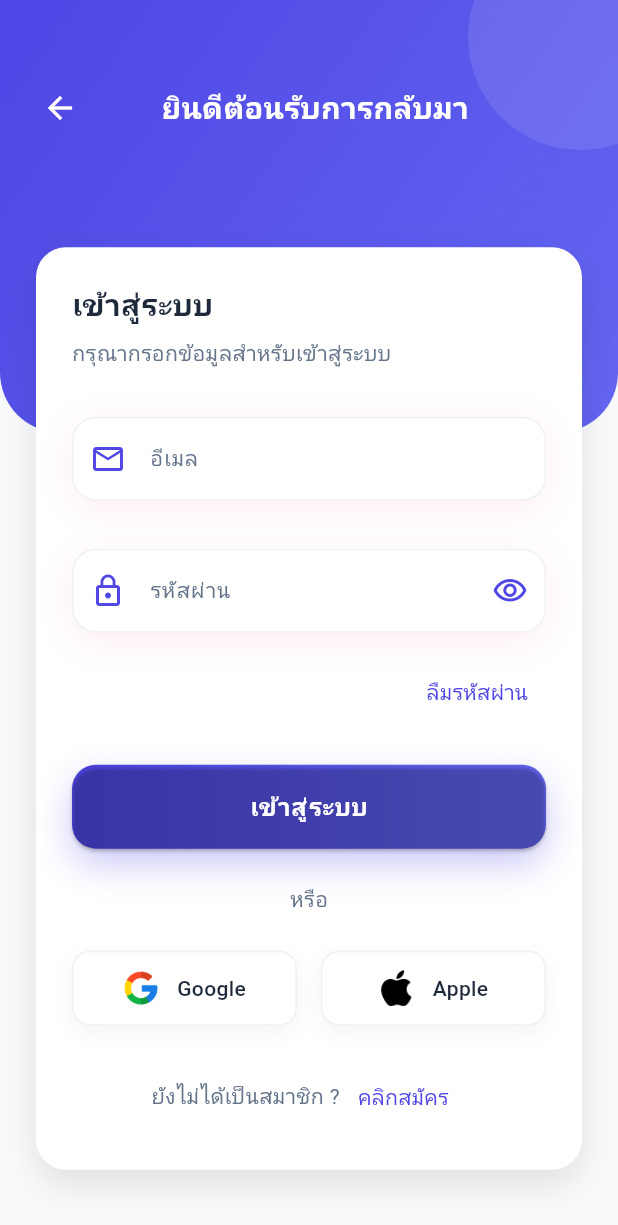
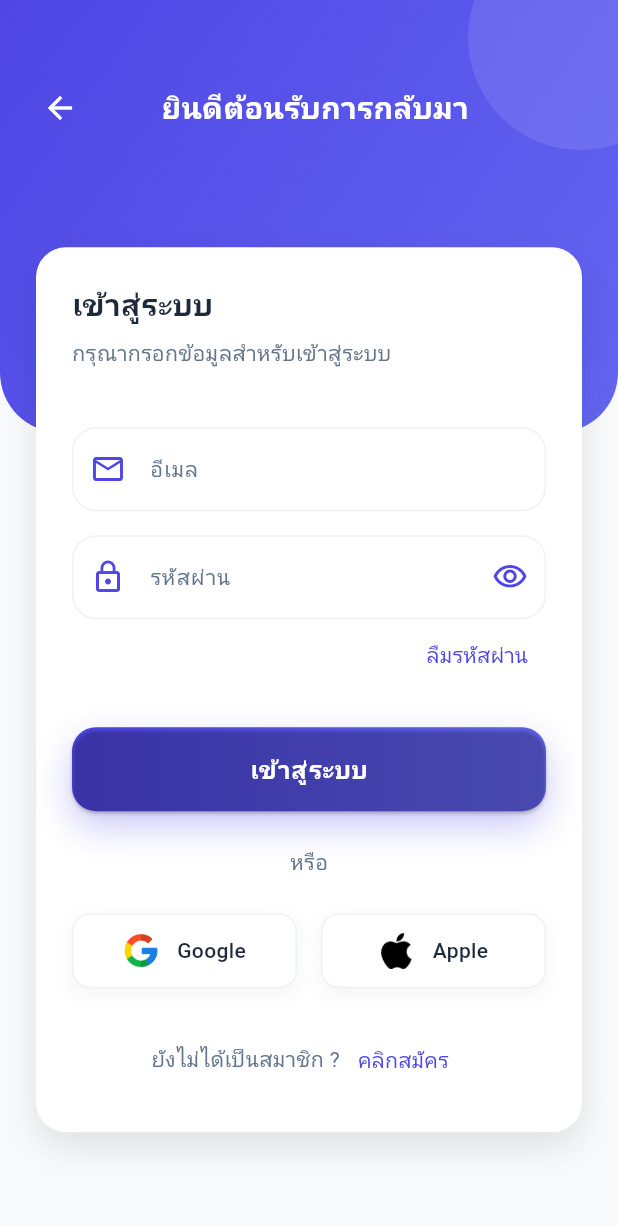
Before and after one commit to kalamell/suckshop, a Flutter app: the LoginScreen screen opened directly, on a phone screen of 412 x 824 dp. Shown: the top 1225 px of the screen. Run offline on Flutter 3.47's test engine with Material 3 defaults, Android fonts, the phone set to English and light mode, and no system bars; Roboto replaces fonts that are missing (Poppins).

Commit message:
update login state

```diff
--- a/lib/screens/auth/login_screen.dart
+++ b/lib/screens/auth/login_screen.dart
@@ -1,5 +1,4 @@
 import 'package:appecommerce/screens/auth/signup_screen.dart';
-import 'package:appecommerce/screens/onboarding_screen.dart';
 import 'package:appecommerce/screens/welcome_screen.dart';
 import 'package:appecommerce/theme/theme.dart';
 import 'package:appecommerce/widgets/custom_text_field.dart';
@@ -7,12 +6,31 @@ import 'package:appecommerce/widgets/gradient_button.dart';
 import 'package:appecommerce/widgets/social_login_button.dart';
 import 'package:flutter/material.dart';
 
-class LoginScreen extends StatelessWidget {
+class LoginScreen extends StatefulWidget {
   const LoginScreen({super.key});
 
   @override
+  State<LoginScreen> createState() => _LoginScreenState();
+}
+
+
+
+class _LoginScreenState extends State<LoginScreen> {
+  final _formKey = GlobalKey<FormState>();
+  final _emailController = TextEditingController();
+  final _passwordController = TextEditingController();
+
+  @override
+  void dispose() {
+    _emailController.dispose();
+    _passwordController.dispose();
+    super.dispose();
+  }
+
+
+  @override
   Widget build(BuildContext context) {
-    final _formKey = GlobalKey<FormState>();
+
     return Scaffold(
       body: SingleChildScrollView(
         child: SizedBox(
@@ -123,16 +141,21 @@ class LoginScreen extends StatelessWidget {
                             color: AppTheme.textSecondary
                           )
                         ),
-                        SizedBox(height: 32,),
+
+                        SizedBox(height: 39,),
                         CustomTextField(
                           label: "อีเมล",
                           prefixIcon: Icons.email_outlined,
                           keyboardType: TextInputType.emailAddress,
+                          //controller: _emailController,
                           validator: (value) {
+                            //print(value);
                             if(value == null || value.isEmpty) {
+
                               return 'กรุณากรอกข้อมูล';
                             }
                             if (!value.contains('@')) {
+                              print("FDJFKDJFKFJDKFJDKFJDKFJDKFJDKF");
                               return 'กรุณากรอกอีเมล';
                             }
                             return null;
@@ -145,6 +168,7 @@ class LoginScreen extends StatelessWidget {
                           prefixIcon: Icons.lock_outline,
                           isPassword: true,
                           keyboardType: TextInputType.visiblePassword,
+                          //controller: _passwordController,
                           validator: (value) {
                             if(value == null || value.isEmpty) {
                               return 'กรุณากรอกข้อมูล';
--- a/lib/screens/auth/signup_screen.dart
+++ b/lib/screens/auth/signup_screen.dart
@@ -141,6 +141,7 @@ class SignUpScreen extends StatelessWidget {
                         SizedBox(height: 16,),
                         CustomTextField(
                           label: "อีเมล",
+
                           prefixIcon: Icons.email_outlined,
                           keyboardType: TextInputType.emailAddress,
                           validator: (value) {
@@ -157,6 +158,7 @@ class SignUpScreen extends StatelessWidget {
                         SizedBox(height: 16,),
                         CustomTextField(
                           label: "รหัสผ่าน",
+
                           prefixIcon: Icons.lock_outline,
                           isPassword: true,
                           keyboardType: TextInputType.visiblePassword,
@@ -173,6 +175,7 @@ class SignUpScreen extends StatelessWidget {
                         SizedBox(height: 16,),
                         CustomTextField(
                           label: "ยืนยันรหัสผ่าน",
+
                           prefixIcon: Icons.lock_outline,
                           isPassword: true,
                           keyboardType: TextInputType.visiblePassword,
--- a/lib/widgets/custom_text_field.dart
+++ b/lib/widgets/custom_text_field.dart
@@ -1,7 +1,7 @@
 import 'package:appecommerce/theme/theme.dart';
 import 'package:flutter/material.dart';
 
-class CustomTextField extends StatelessWidget {
+class CustomTextField extends StatefulWidget {
   final String label;
   final IconData prefixIcon;
   final bool isPassword;
@@ -18,63 +18,80 @@ class CustomTextField extends StatelessWidget {
     this.keyboardType,
     this.validator,
     this.controller,
-    this.suffixIcon
+    this.suffixIcon,
   });
 
   @override
+  State<CustomTextField> createState() => _CustomTextFieldState();
+}
+
+class _CustomTextFieldState extends State<CustomTextField> {
+  bool _obscureText = true;
+
+  @override
   Widget build(BuildContext context) {
-    return Container(
-      margin: EdgeInsets.only(bottom: 16),
-      decoration: BoxDecoration(
-        color: Colors.white,
-        borderRadius: BorderRadius.circular(16),
-        boxShadow: [
-          BoxShadow(
-            color: AppTheme.secondaryColor.withOpacity(0.1),
-            blurRadius: 20,
-            offset: Offset(0, 5)
-          )
-        ]
-      ),
+    return Material(  // Added Material widget
+      color: Colors.transparent,
       child: TextFormField(
-        controller: controller,
-        obscureText: isPassword,
-        keyboardType: keyboardType,
-        validator: validator,
-        style: TextStyle(
+        controller: widget.controller,
+        obscureText: widget.isPassword && _obscureText,
+        keyboardType: widget.keyboardType,
+        validator: widget.validator,
+        style: const TextStyle(
           color: AppTheme.textPrimary,
-          fontSize: 16
+          fontSize: 16,
         ),
         decoration: InputDecoration(
-          labelText: label,
-          labelStyle: TextStyle(
+          labelText: widget.label,
+          labelStyle: const TextStyle(
             color: AppTheme.textSecondary,
-            fontSize: 14
+            fontSize: 14,
           ),
-          prefixIcon: Icon(prefixIcon, color: AppTheme.primaryColor,),
-          suffixIcon: suffixIcon ?? (isPassword ? IconButton(
-            onPressed: () {},
-            icon: Icon(Icons.visibility_outlined),
+          prefixIcon: Icon(
+            widget.prefixIcon,
             color: AppTheme.primaryColor,
-            ) : null),
+          ),
+          suffixIcon: widget.suffixIcon ?? (widget.isPassword
+              ? IconButton(
+                  onPressed: () {
+                    setState(() {
+                      _obscureText = !_obscureText;
+                    });
+                  },
+                  icon: Icon(
+                    _obscureText
+                        ? Icons.visibility_outlined
+                        : Icons.visibility_off_outlined,
+                  ),
+                  color: AppTheme.primaryColor,
+                )
+              : null),
+          filled: true,
+          fillColor: Colors.white,
+          contentPadding: const EdgeInsets.symmetric(
+            vertical: 16,
+            horizontal: 20,
+          ),
           border: OutlineInputBorder(
             borderRadius: BorderRadius.circular(16),
-            borderSide: BorderSide.none
+            borderSide: BorderSide.none,
           ),
-          filled: true,
-          fillColor: Colors.white,
-          contentPadding: EdgeInsets.symmetric(vertical: 16, horizontal: 20),
           focusedBorder: OutlineInputBorder(
             borderRadius: BorderRadius.circular(16),
-            borderSide: BorderSide(color: AppTheme.primaryColor, width: 2)
+            borderSide: const BorderSide(
+              color: AppTheme.primaryColor,
+              width: 2,
+            ),
           ),
           enabledBorder: OutlineInputBorder(
             borderRadius: BorderRadius.circular(16),
-            borderSide: BorderSide(color: AppTheme.textSecondary.withOpacity(0.1), width: 1)
-          )
+            borderSide: BorderSide(
+              color: AppTheme.textSecondary.withOpacity(0.1),
+              width: 1,
+            ),
+          ),
         ),
       ),
     );
-
   }
 }
```
